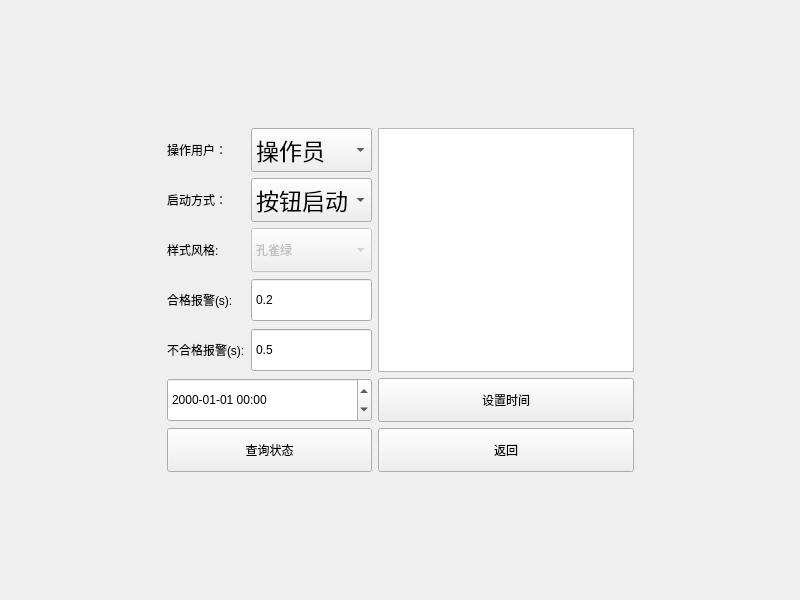
Old version of the form WinSyst.ui in the repository bloglink/aip-tester.
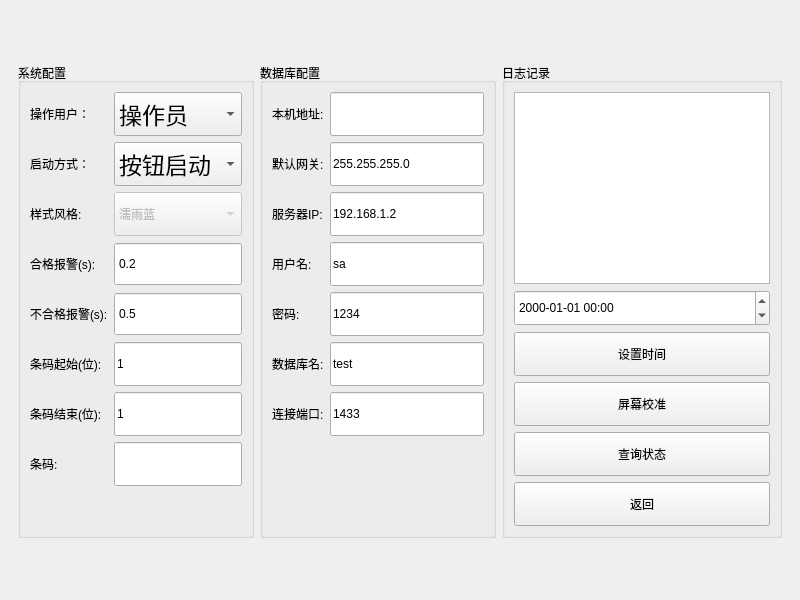
New version of the form.

The edit to the form file:
```diff
--- a/WinSyst.ui
+++ b/WinSyst.ui
@@ -33,11 +33,31 @@
      </property>
      <widget class="QWidget" name="SystemPage">
       <layout class="QGridLayout" name="gridLayout_5">
-       <item row="1" column="1">
+       <item row="1" column="0">
         <widget class="QWidget" name="widget" native="true">
          <layout class="QGridLayout" name="gridLayout">
-          <item row="6" column="2">
-           <widget class="QPushButton" name="BtnExit">
+          <item row="0" column="3" rowspan="3">
+           <widget class="QGroupBox" name="groupBox">
+            <property name="title">
+             <string>数据库配置</string>
+            </property>
+            <layout class="QGridLayout" name="gridLayout_6">
+             <item row="2" column="0">
+              <widget class="QLabel" name="label_5">
+               <property name="text">
+                <string>服务器IP:</string>
+               </property>
+              </widget>
+             </item>
+             <item row="1" column="0">
+              <widget class="QLabel" name="label_4">
+               <property name="text">
+                <string>默认网关:</string>
+               </property>
+              </widget>
+             </item>
+             <item row="2" column="1">
+              <widget class="QLineEdit" name="lineEdit_3">
             <property name="minimumSize">
              <size>
               <width>97</width>
@@ -45,20 +65,250 @@
              </size>
             </property>
             <property name="text">
-             <string>返回</string>
+                <string>192.168.1.2</string>
             </property>
            </widget>
           </item>
-          <item row="5" column="0" colspan="2">
-           <widget class="QDateTimeEdit" name="EditTime">
+             <item row="5" column="1">
+              <widget class="QLineEdit" name="lineEdit_6">
+               <property name="minimumSize">
+                <size>
+                 <width>97</width>
+                 <height>44</height>
+                </size>
+               </property>
+               <property name="focusPolicy">
+                <enum>Qt::ClickFocus</enum>
+               </property>
+               <property name="text">
+                <string>test</string>
+               </property>
+              </widget>
+             </item>
+             <item row="4" column="1">
+              <widget class="QLineEdit" name="lineEdit_5">
+               <property name="minimumSize">
+                <size>
+                 <width>97</width>
+                 <height>44</height>
+                </size>
+               </property>
+               <property name="focusPolicy">
+                <enum>Qt::ClickFocus</enum>
+               </property>
+               <property name="text">
+                <string>1234</string>
+               </property>
+              </widget>
+             </item>
+             <item row="4" column="0">
+              <widget class="QLabel" name="label_7">
+               <property name="text">
+                <string>密码:</string>
+               </property>
+              </widget>
+             </item>
+             <item row="3" column="1">
+              <widget class="QLineEdit" name="lineEdit_4">
+               <property name="minimumSize">
+                <size>
+                 <width>97</width>
+                 <height>44</height>
+                </size>
+               </property>
+               <property name="focusPolicy">
+                <enum>Qt::ClickFocus</enum>
+               </property>
+               <property name="text">
+                <string>sa</string>
+               </property>
+              </widget>
+             </item>
+             <item row="5" column="0">
+              <widget class="QLabel" name="label_8">
+               <property name="text">
+                <string>数据库名:</string>
+               </property>
+              </widget>
+             </item>
+             <item row="6" column="0">
+              <widget class="QLabel" name="label_9">
+               <property name="text">
+                <string>连接端口:</string>
+               </property>
+              </widget>
+             </item>
+             <item row="0" column="1">
+              <widget class="QLineEdit" name="lineEdit">
+               <property name="minimumSize">
+                <size>
+                 <width>97</width>
+                 <height>44</height>
+                </size>
+               </property>
+               <property name="focusPolicy">
+                <enum>Qt::ClickFocus</enum>
+               </property>
+              </widget>
+             </item>
+             <item row="1" column="1">
+              <widget class="QLineEdit" name="lineEdit_2">
+               <property name="minimumSize">
+                <size>
+                 <width>97</width>
+                 <height>44</height>
+                </size>
+               </property>
+               <property name="focusPolicy">
+                <enum>Qt::ClickFocus</enum>
+               </property>
+               <property name="text">
+                <string>255.255.255.0</string>
+               </property>
+              </widget>
+             </item>
+             <item row="6" column="1">
+              <widget class="QLineEdit" name="lineEdit_7">
+               <property name="minimumSize">
+                <size>
+                 <width>97</width>
+                 <height>44</height>
+                </size>
+               </property>
+               <property name="focusPolicy">
+                <enum>Qt::ClickFocus</enum>
+               </property>
+               <property name="text">
+                <string>1433</string>
+               </property>
+              </widget>
+             </item>
+             <item row="3" column="0">
+              <widget class="QLabel" name="label_6">
+               <property name="text">
+                <string>用户名:</string>
+               </property>
+              </widget>
+             </item>
+             <item row="0" column="0">
+              <widget class="QLabel" name="label_3">
+               <property name="text">
+                <string>本机地址:</string>
+               </property>
+              </widget>
+             </item>
+             <item row="7" column="1">
+              <spacer name="verticalSpacer_7">
+               <property name="orientation">
+                <enum>Qt::Vertical</enum>
+               </property>
+               <property name="sizeHint" stdset="0">
+                <size>
+                 <width>20</width>
+                 <height>40</height>
+                </size>
+               </property>
+              </spacer>
+             </item>
+            </layout>
+           </widget>
+          </item>
+          <item row="0" column="2" rowspan="3">
+           <widget class="QGroupBox" name="groupBox_2">
+            <property name="title">
+             <string>系统配置</string>
+            </property>
+            <layout class="QGridLayout" name="gridLayout_7">
+             <item row="6" column="0">
+              <widget class="QLabel" name="label_11">
+               <property name="text">
+                <string>条码结束(位):</string>
+               </property>
+              </widget>
+             </item>
+             <item row="1" column="1">
+              <widget class="QComboBox" name="BoxMode">
             <property name="sizePolicy">
              <sizepolicy hsizetype="Expanding" vsizetype="Expanding">
               <horstretch>0</horstretch>
               <verstretch>0</verstretch>
              </sizepolicy>
             </property>
-            <property name="displayFormat">
-             <string>yyyy-MM-dd hh:mm</string>
+               <property name="minimumSize">
+                <size>
+                 <width>97</width>
+                 <height>44</height>
+                </size>
+               </property>
+               <property name="font">
+                <font>
+                 <pointsize>17</pointsize>
+                </font>
+               </property>
+               <item>
+                <property name="text">
+                 <string>按钮启动</string>
+                </property>
+               </item>
+               <item>
+                <property name="text">
+                 <string>脚踏启动</string>
+                </property>
+               </item>
+               <item>
+                <property name="text">
+                 <string>滑罩启动</string>
+                </property>
+               </item>
+               <item>
+                <property name="text">
+                 <string>网络启动</string>
+                </property>
+               </item>
+              </widget>
+             </item>
+             <item row="0" column="0">
+              <widget class="QLabel" name="TextUser">
+               <property name="text">
+                <string>操作用户：</string>
+               </property>
+              </widget>
+             </item>
+             <item row="1" column="0">
+              <widget class="QLabel" name="TextMode">
+               <property name="styleSheet">
+                <string notr="true"/>
+               </property>
+               <property name="text">
+                <string>启动方式：</string>
+               </property>
+              </widget>
+             </item>
+             <item row="3" column="1">
+              <widget class="QDoubleSpinBox" name="doubleSpinBox">
+               <property name="sizePolicy">
+                <sizepolicy hsizetype="Expanding" vsizetype="Expanding">
+                 <horstretch>0</horstretch>
+                 <verstretch>0</verstretch>
+                </sizepolicy>
+               </property>
+               <property name="minimumSize">
+                <size>
+                 <width>97</width>
+                 <height>44</height>
+                </size>
+               </property>
+               <property name="focusPolicy">
+                <enum>Qt::ClickFocus</enum>
+               </property>
+               <property name="buttonSymbols">
+                <enum>QAbstractSpinBox::NoButtons</enum>
+               </property>
+               <property name="decimals">
+                <number>1</number>
+               </property>
+               <property name="value">
+                <double>0.200000000000000</double>
             </property>
            </widget>
           </item>
@@ -93,6 +343,20 @@
             </item>
            </widget>
           </item>
+             <item row="4" column="0">
+              <widget class="QLabel" name="label_2">
+               <property name="text">
+                <string>不合格报警(s):</string>
+               </property>
+              </widget>
+             </item>
+             <item row="2" column="0">
+              <widget class="QLabel" name="TextStyle">
+               <property name="text">
+                <string>样式风格:</string>
+               </property>
+              </widget>
+             </item>
           <item row="3" column="0">
            <widget class="QLabel" name="label">
             <property name="text">
@@ -100,6 +364,13 @@
             </property>
            </widget>
           </item>
+             <item row="5" column="0">
+              <widget class="QLabel" name="label_10">
+               <property name="text">
+                <string>条码起始(位):</string>
+               </property>
+              </widget>
+             </item>
           <item row="2" column="1">
            <widget class="QComboBox" name="BoxStyle">
             <property name="enabled">
@@ -117,126 +388,16 @@
               <height>44</height>
              </size>
             </property>
-            <item>
-             <property name="text">
-              <string>孔雀绿</string>
-             </property>
-            </item>
             <item>
              <property name="text">
               <string>濡雨蓝</string>
              </property>
             </item>
-           </widget>
-          </item>
-          <item row="1" column="0">
-           <widget class="QLabel" name="TextMode">
-            <property name="styleSheet">
-             <string notr="true"/>
-            </property>
-            <property name="text">
-             <string>启动方式：</string>
-            </property>
-           </widget>
-          </item>
-          <item row="2" column="0">
-           <widget class="QLabel" name="TextStyle">
-            <property name="text">
-             <string>样式风格:</string>
-            </property>
-           </widget>
-          </item>
-          <item row="0" column="0">
-           <widget class="QLabel" name="TextUser">
-            <property name="text">
-             <string>操作用户：</string>
-            </property>
-           </widget>
-          </item>
-          <item row="1" column="1">
-           <widget class="QComboBox" name="BoxMode">
-            <property name="sizePolicy">
-             <sizepolicy hsizetype="Expanding" vsizetype="Expanding">
-              <horstretch>0</horstretch>
-              <verstretch>0</verstretch>
-             </sizepolicy>
-            </property>
-            <property name="minimumSize">
-             <size>
-              <width>97</width>
-              <height>44</height>
-             </size>
-            </property>
-            <property name="font">
-             <font>
-              <pointsize>17</pointsize>
-             </font>
-            </property>
             <item>
              <property name="text">
-              <string>按钮启动</string>
-             </property>
-            </item>
-            <item>
-             <property name="text">
-              <string>脚踏启动</string>
-             </property>
-            </item>
-            <item>
-             <property name="text">
-              <string>滑罩启动</string>
-             </property>
-            </item>
-            <item>
-             <property name="text">
-              <string>网络启动</string>
-             </property>
-            </item>
-           </widget>
-          </item>
-          <item row="5" column="2">
-           <widget class="QPushButton" name="btnTime">
-            <property name="minimumSize">
-             <size>
-              <width>97</width>
-              <height>44</height>
-             </size>
-            </property>
-            <property name="text">
-             <string>设置时间</string>
-            </property>
-           </widget>
-          </item>
-          <item row="4" column="0">
-           <widget class="QLabel" name="label_2">
-            <property name="text">
-             <string>不合格报警(s):</string>
-            </property>
-           </widget>
-          </item>
-          <item row="3" column="1">
-           <widget class="QDoubleSpinBox" name="doubleSpinBox">
-            <property name="sizePolicy">
-             <sizepolicy hsizetype="Expanding" vsizetype="Expanding">
-              <horstretch>0</horstretch>
-              <verstretch>0</verstretch>
-             </sizepolicy>
-            </property>
-            <property name="minimumSize">
-             <size>
-              <width>97</width>
-              <height>44</height>
-             </size>
-            </property>
-            <property name="buttonSymbols">
-             <enum>QAbstractSpinBox::NoButtons</enum>
-            </property>
-            <property name="decimals">
-             <number>1</number>
-            </property>
-            <property name="value">
-             <double>0.200000000000000</double>
-            </property>
+                 <string>孔雀绿</string>
+                </property>
+               </item>
            </widget>
           </item>
           <item row="4" column="1">
@@ -264,10 +425,94 @@
             </property>
            </widget>
           </item>
-          <item row="0" column="2" rowspan="5">
-           <widget class="QTextBrowser" name="TextDebug"/>
-          </item>
-          <item row="6" column="0" colspan="2">
+             <item row="7" column="0">
+              <widget class="QLabel" name="label_12">
+               <property name="text">
+                <string>条码:</string>
+               </property>
+              </widget>
+             </item>
+             <item row="5" column="1">
+              <widget class="QLineEdit" name="lineEdit_8">
+               <property name="minimumSize">
+                <size>
+                 <width>97</width>
+                 <height>44</height>
+                </size>
+               </property>
+               <property name="focusPolicy">
+                <enum>Qt::ClickFocus</enum>
+               </property>
+               <property name="text">
+                <string>1</string>
+               </property>
+              </widget>
+             </item>
+             <item row="6" column="1">
+              <widget class="QLineEdit" name="lineEdit_9">
+               <property name="minimumSize">
+                <size>
+                 <width>97</width>
+                 <height>44</height>
+                </size>
+               </property>
+               <property name="focusPolicy">
+                <enum>Qt::ClickFocus</enum>
+               </property>
+               <property name="text">
+                <string>1</string>
+               </property>
+              </widget>
+             </item>
+             <item row="7" column="1">
+              <widget class="QLineEdit" name="lineEdit_10">
+               <property name="minimumSize">
+                <size>
+                 <width>97</width>
+                 <height>44</height>
+                </size>
+               </property>
+               <property name="focusPolicy">
+                <enum>Qt::ClickFocus</enum>
+               </property>
+              </widget>
+             </item>
+             <item row="9" column="1">
+              <spacer name="verticalSpacer_8">
+               <property name="orientation">
+                <enum>Qt::Vertical</enum>
+               </property>
+               <property name="sizeHint" stdset="0">
+                <size>
+                 <width>20</width>
+                 <height>40</height>
+                </size>
+               </property>
+              </spacer>
+             </item>
+            </layout>
+           </widget>
+          </item>
+          <item row="0" column="4" rowspan="3">
+           <widget class="QGroupBox" name="groupBox_3">
+            <property name="title">
+             <string>日志记录</string>
+            </property>
+            <layout class="QGridLayout" name="gridLayout_8">
+             <item row="2" column="0">
+              <widget class="QPushButton" name="btnTime">
+               <property name="minimumSize">
+                <size>
+                 <width>97</width>
+                 <height>44</height>
+                </size>
+               </property>
+               <property name="text">
+                <string>设置时间</string>
+               </property>
+              </widget>
+             </item>
+             <item row="4" column="0">
            <widget class="QPushButton" name="BtnStatus">
             <property name="minimumSize">
              <size>
@@ -280,36 +525,58 @@
             </property>
            </widget>
           </item>
-         </layout>
-        </widget>
-       </item>
-       <item row="2" column="1">
-        <spacer name="verticalSpacer_6">
-         <property name="orientation">
-          <enum>Qt::Vertical</enum>
-         </property>
-         <property name="sizeHint" stdset="0">
+             <item row="5" column="0">
+              <widget class="QPushButton" name="BtnExit">
+               <property name="minimumSize">
+                <size>
+                 <width>97</width>
+                 <height>44</height>
+                </size>
+               </property>
+               <property name="text">
+                <string>返回</string>
+               </property>
+              </widget>
+             </item>
+             <item row="3" column="0">
+              <widget class="QPushButton" name="pushButton">
+               <property name="minimumSize">
           <size>
-           <width>20</width>
-           <height>40</height>
-          </size>
-         </property>
-        </spacer>
+                 <width>97</width>
+                 <height>44</height>
+                </size>
+               </property>
+               <property name="text">
+                <string>屏幕校准</string>
+               </property>
+              </widget>
+             </item>
+             <item row="0" column="0">
+              <widget class="QTextBrowser" name="TextDebug"/>
        </item>
        <item row="1" column="0">
-        <spacer name="horizontalSpacer_5">
-         <property name="orientation">
-          <enum>Qt::Horizontal</enum>
-         </property>
-         <property name="sizeHint" stdset="0">
-          <size>
-           <width>40</width>
-           <height>20</height>
-          </size>
-         </property>
-        </spacer>
-       </item>
-       <item row="0" column="1">
+              <widget class="QDateTimeEdit" name="EditTime">
+               <property name="sizePolicy">
+                <sizepolicy hsizetype="Expanding" vsizetype="Expanding">
+                 <horstretch>0</horstretch>
+                 <verstretch>0</verstretch>
+                </sizepolicy>
+               </property>
+               <property name="focusPolicy">
+                <enum>Qt::ClickFocus</enum>
+               </property>
+               <property name="displayFormat">
+                <string>yyyy-MM-dd hh:mm</string>
+               </property>
+              </widget>
+             </item>
+            </layout>
+           </widget>
+          </item>
+         </layout>
+        </widget>
+       </item>
+       <item row="0" column="0">
         <spacer name="verticalSpacer_5">
          <property name="orientation">
           <enum>Qt::Vertical</enum>
@@ -322,15 +589,15 @@
          </property>
         </spacer>
        </item>
-       <item row="1" column="2">
-        <spacer name="horizontalSpacer_6">
+       <item row="2" column="0">
+        <spacer name="verticalSpacer_6">
          <property name="orientation">
-          <enum>Qt::Horizontal</enum>
+          <enum>Qt::Vertical</enum>
          </property>
          <property name="sizeHint" stdset="0">
           <size>
-           <width>40</width>
-           <height>20</height>
+           <width>20</width>
+           <height>40</height>
           </size>
          </property>
         </spacer>
```
Left out of the diff: 6 changed lines with no effect on the pictures. Lines whose indentation alone changed are shown as unchanged.
